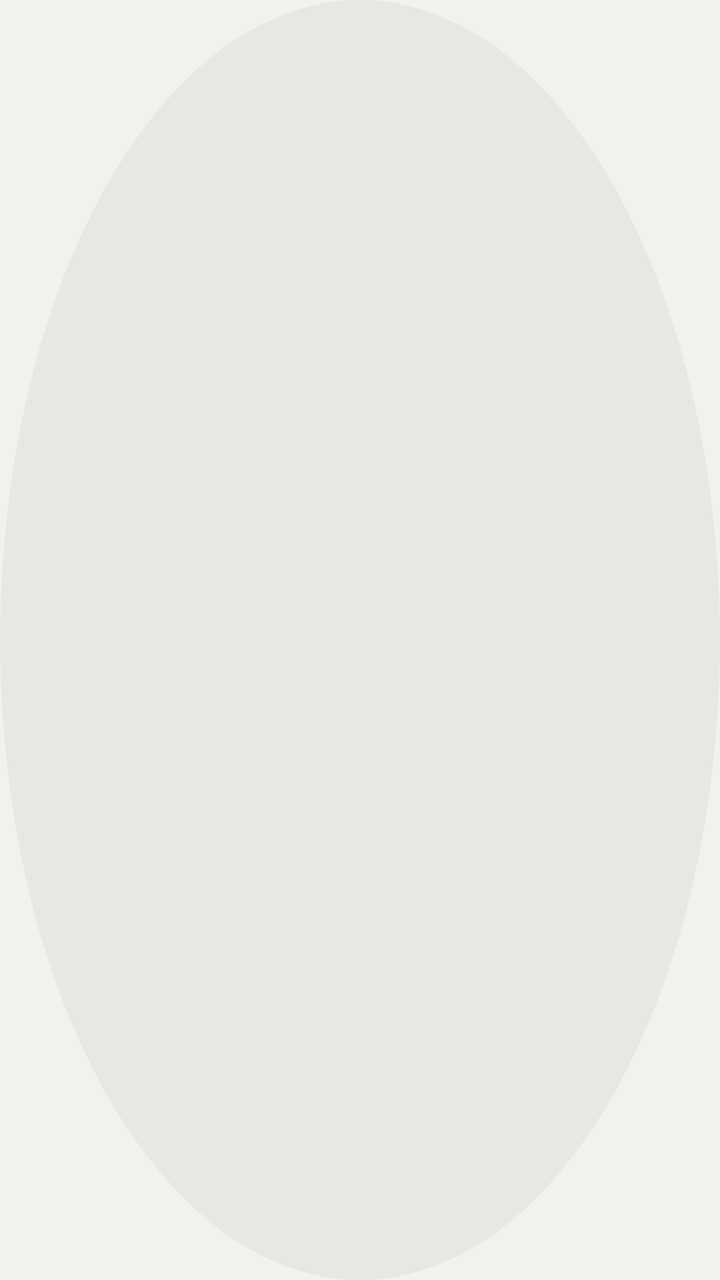
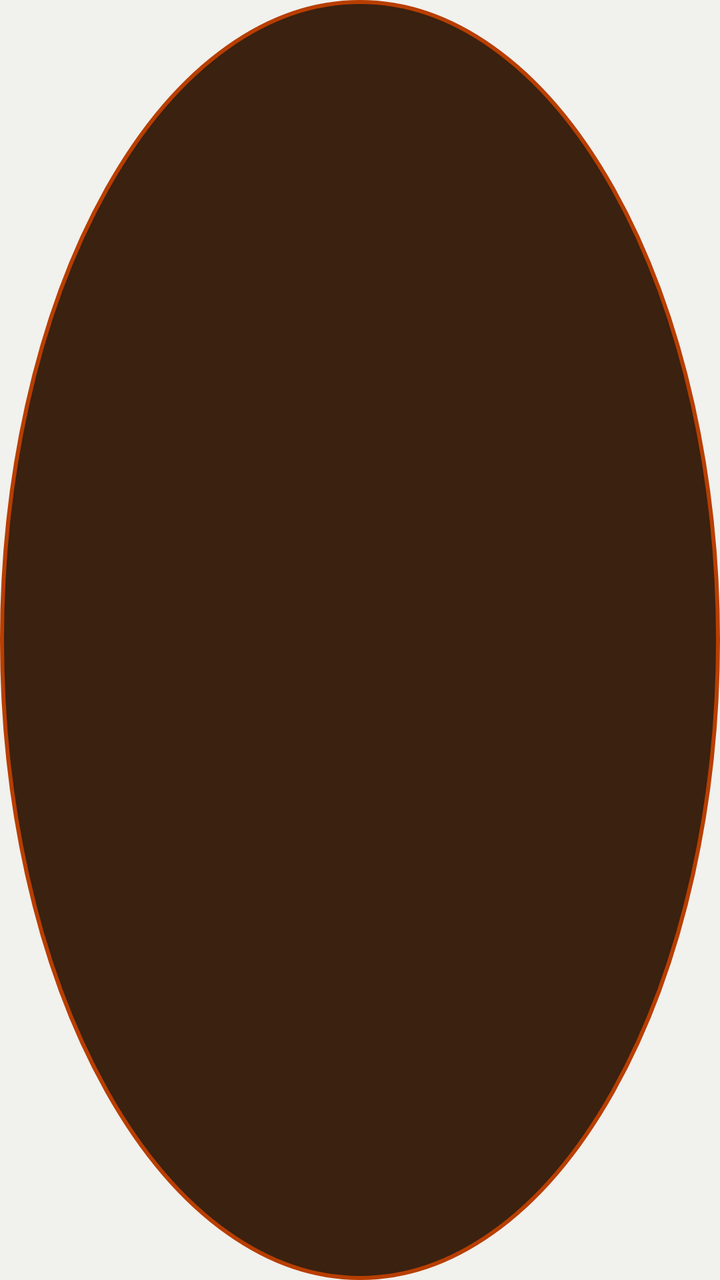

The first picture is an Android layout as it rendered before a commit; the second is the same layout after the commit. The layout source and the unified diff follow.
<!-- AndroidManifest.xml: application theme Theme.GymProFit -->
<!-- res/layout/view_avatar.xml -->
<?xml version="1.0" encoding="utf-8"?>
<FrameLayout xmlns:android="http://schemas.android.com/apk/res/android"
    xmlns:app="http://schemas.android.com/apk/res-auto"
    android:layout_width="48dp"
    android:layout_height="48dp"
    android:background="@drawable/bg_circulo_superficie"
    android:clickable="true"
    android:focusable="true">

    <TextView
        android:id="@+id/tvInicial"
        android:layout_width="match_parent"
        android:layout_height="match_parent"
        android:gravity="center"
        android:importantForAccessibility="no"
        android:textAppearance="@style/TextAppearance.GymProFit.Display"
        android:textSize="@dimen/text_title" />

    <com.google.android.material.imageview.ShapeableImageView
        android:id="@+id/ivFoto"
        android:layout_width="match_parent"
        android:layout_height="match_parent"
        android:scaleType="centerCrop"
        android:visibility="gone"
        android:importantForAccessibility="no"
        app:shapeAppearanceOverlay="@style/ShapeAppearance.GymProFit.Circulo" />
</FrameLayout>
<!-- resources referenced by this layout -->
<resources>
  <dimen name="text_title">19sp</dimen>
  <!-- drawable bg_circulo_superficie (drawable) -->
  <?xml version="1.0" encoding="utf-8"?>
  <ripple xmlns:android="http://schemas.android.com/apk/res/android"
      android:color="?attr/colorControlHighlight">
      <item>
          <shape android:shape="oval">
              <solid android:color="?attr/colorSurfaceVariant" />
          </shape>
      </item>
  </ripple>
  <style name="TextAppearance.GymProFit.Display" parent="TextAppearance.Material3.HeadlineLarge">
          <item name="fontFamily">@font/barlow_condensed</item>
          <item name="android:textFontWeight" tools:targetApi="28">700</item>
          <item name="android:textSize">@dimen/text_display_large</item>
          <item name="android:letterSpacing">0.01</item>
          <item name="android:textColor">?attr/colorOnSurface</item>
      </style>
  <style name="Theme.GymProFit" parent="Theme.Material3.DayNight.NoActionBar">
          
          <item name="colorPrimary">@color/gp_primary</item>
          <item name="colorOnPrimary">@color/gp_on_primary</item>
          <item name="colorPrimaryContainer">@color/gp_primary_container</item>
          <item name="colorOnPrimaryContainer">@color/gp_on_primary_container</item>
          <item name="colorSecondary">@color/gp_gold</item>
          
          <item name="colorOnSecondaryContainer">@color/gp_on_secondary_container</item>
          
          <item name="materialCalendarTheme">@style/ThemeOverlay.GymProFit.Calendario</item>
          <item name="colorSurface">@color/gp_surface</item>
          <item name="colorOnSurface">@color/gp_on_surface</item>
          <item name="colorSurfaceVariant">@color/gp_surface_2</item>
          <item name="colorOnSurfaceVariant">@color/gp_text_secondary</item>
          <item name="colorOutline">@color/gp_stroke</item>
          <item name="colorOutlineVariant">@color/gp_divider</item>
          <item name="colorError">@color/gp_error</item>
          <item name="android:colorBackground">@color/gp_background</item>
          <item name="android:windowBackground">@color/gp_background</item>
          <item name="android:textColorPrimary">@color/gp_on_surface</item>
          <item name="android:textColorSecondary">@color/gp_text_secondary</item>
  
          
          <item name="android:statusBarColor">@color/gp_background</item>
          <item name="android:navigationBarColor">@color/gp_background</item>
          <item name="android:windowLightStatusBar">@bool/gp_iconos_barra_oscuros</item>
  
          
          <item name="android:windowAnimationStyle">@style/GymProFit.WindowAnimation</item>
  
          
          <item name="materialCardViewStyle">@style/Widget.GymProFit.Card</item>
          <item name="materialButtonStyle">@style/Widget.GymProFit.Button</item>
          <item name="chipStyle">@style/Widget.GymProFit.Chip</item>
          <item name="bottomNavigationStyle">@style/Widget.GymProFit.BottomNavigationView</item>
          <item name="floatingActionButtonStyle">@style/Widget.GymProFit.Fab</item>
          <item name="materialAlertDialogTheme">@style/ThemeOverlay.GymProFit.Dialog</item>
          <item name="popupMenuStyle">@style/Widget.GymProFit.PopupMenu</item>
          <item name="android:popupMenuStyle">@style/Widget.GymProFit.PopupMenu</item>
          <item name="snackbarStyle">@style/Widget.GymProFit.Snackbar</item>
  
          
          <item name="spinnerStyle">@style/Widget.GymProFit.Spinner</item>
          <item name="android:spinnerStyle">@style/Widget.GymProFit.Spinner</item>
          <item name="searchViewStyle">@style/Widget.GymProFit.SearchView</item>
  
          
          <item name="android:textAppearanceSmall">@style/TextAppearance.GymProFit.Texto</item>
          
          <item name="android:spinnerItemStyle">@style/Widget.GymProFit.SpinnerItem</item>
          <item name="android:spinnerDropDownItemStyle">@style/Widget.GymProFit.SpinnerDropDownItem</item>
          <item name="textAppearanceDisplayLarge">@style/Font.GymProFit.DisplayLarge</item>
          <item name="textAppearanceDisplayMedium">@style/Font.GymProFit.DisplayMedium</item>
          <item name="textAppearanceDisplaySmall">@style/Font.GymProFit.DisplaySmall</item>
          <item name="textAppearanceHeadlineLarge">@style/Font.GymProFit.HeadlineLarge</item>
          <item name="textAppearanceHeadlineMedium">@style/Font.GymProFit.HeadlineMedium</item>
          <item name="textAppearanceHeadlineSmall">@style/Font.GymProFit.HeadlineSmall</item>
          <item name="textAppearanceTitleLarge">@style/Font.GymProFit.TitleLarge</item>
          <item name="textAppearanceTitleMedium">@style/Font.GymProFit.TitleMedium</item>
          <item name="textAppearanceTitleSmall">@style/Font.GymProFit.TitleSmall</item>
          <item name="textAppearanceBodyLarge">@style/Font.GymProFit.BodyLarge</item>
          <item name="textAppearanceBodyMedium">@style/Font.GymProFit.BodyMedium</item>
          <item name="textAppearanceBodySmall">@style/Font.GymProFit.BodySmall</item>
          <item name="textAppearanceLabelLarge">@style/Font.GymProFit.LabelLarge</item>
          <item name="textAppearanceLabelMedium">@style/Font.GymProFit.LabelMedium</item>
          <item name="textAppearanceLabelSmall">@style/Font.GymProFit.LabelSmall</item>
      </style>
  <dimen name="text_display_large">30sp</dimen>
  <style name="Widget.GymProFit.Card" parent="Widget.Material3.CardView.Elevated">
          <item name="cardBackgroundColor">?attr/colorSurface</item>
          <item name="cardCornerRadius">18dp</item>
          <item name="cardElevation">1dp</item>
          <item name="strokeColor">@color/gp_stroke</item>
          <item name="strokeWidth">1dp</item>
          <item name="rippleColor">@color/gp_primary_container</item>
      </style>
  <style name="Widget.GymProFit.Button" parent="Widget.Material3.Button">
          <item name="cornerRadius">14dp</item>
          <item name="android:minHeight">52dp</item>
          <item name="android:textSize">@dimen/text_body</item>
          <item name="android:textStyle">bold</item>
          <item name="android:letterSpacing">0.01</item>
          <item name="android:textAllCaps">false</item>
      </style>
  <style name="Widget.GymProFit.Chip" parent="Widget.Material3.Chip.Filter">
          <item name="chipBackgroundColor">@color/chip_background_selector</item>
          <item name="android:textColor">@color/chip_text_selector</item>
          <item name="chipStrokeColor">@color/gp_stroke</item>
          <item name="chipStrokeWidth">1dp</item>
          <item name="chipCornerRadius">12dp</item>
          <item name="checkedIconTint">?attr/colorPrimary</item>
          <item name="checkedIcon">@drawable/ic_ms_check</item>
      </style>
  <dimen name="text_body">15sp</dimen>
  <dimen name="text_headline">22sp</dimen>
  <dimen name="text_subtitle">17sp</dimen>
  <!-- unchanged entries left out for length: 56 -->
</resources>

<!-- the commit's change to res/layout/view_avatar.xml (unified diff, before → after) -->
@@ -1,9 +1,9 @@
 <?xml version="1.0" encoding="utf-8"?>
 <FrameLayout xmlns:android="http://schemas.android.com/apk/res/android"
     xmlns:app="http://schemas.android.com/apk/res-auto"
-    android:layout_width="48dp"
-    android:layout_height="48dp"
-    android:background="@drawable/bg_circulo_superficie"
+    android:layout_width="@dimen/avatar_cabecera"
+    android:layout_height="@dimen/avatar_cabecera"
+    android:background="@drawable/bg_avatar_cabecera"
     android:clickable="true"
     android:focusable="true">
 
@@ -13,13 +13,13 @@
         android:layout_height="match_parent"
         android:gravity="center"
         android:importantForAccessibility="no"
-        android:textAppearance="@style/TextAppearance.GymProFit.Display"
-        android:textSize="@dimen/text_title" />
+        android:textAppearance="@style/TextAppearance.GymProFit.Avatar" />
 
     <com.google.android.material.imageview.ShapeableImageView
         android:id="@+id/ivFoto"
         android:layout_width="match_parent"
         android:layout_height="match_parent"
+        android:layout_margin="@dimen/avatar_cabecera_borde"
         android:scaleType="centerCrop"
         android:visibility="gone"
         android:importantForAccessibility="no"
<!-- resource entries referenced after the edit -->
@@ -1,23 +1,18 @@
 <!-- resources referenced by this layout -->
 <resources>
-  <dimen name="text_title">19sp</dimen>
-  <!-- drawable bg_circulo_superficie (drawable) -->
+  <dimen name="avatar_cabecera">48dp</dimen>
+  <dimen name="avatar_cabecera_borde">2dp</dimen>
+  <!-- drawable bg_avatar_cabecera (drawable) -->
   <?xml version="1.0" encoding="utf-8"?>
-  <ripple xmlns:android="http://schemas.android.com/apk/res/android"
-      android:color="?attr/colorControlHighlight">
-      <item>
-          <shape android:shape="oval">
-              <solid android:color="?attr/colorSurfaceVariant" />
-          </shape>
-      </item>
-  </ripple>
-  <style name="TextAppearance.GymProFit.Display" parent="TextAppearance.Material3.HeadlineLarge">
-          <item name="fontFamily">@font/barlow_condensed</item>
-          <item name="android:textFontWeight" tools:targetApi="28">700</item>
-          <item name="android:textSize">@dimen/text_display_large</item>
-          <item name="android:letterSpacing">0.01</item>
-          <item name="android:textColor">?attr/colorOnSurface</item>
+  <shape xmlns:android="http://schemas.android.com/apk/res/android"
+      android:shape="oval">
+      <solid android:color="@color/gp_hero" />
+      <stroke android:width="@dimen/avatar_cabecera_borde" android:color="?attr/colorPrimary" />
+  </shape>
+  <style name="TextAppearance.GymProFit.Avatar" parent="TextAppearance.GymProFit.Headline">
+          <item name="android:textColor">@color/gp_on_hero</item>
       </style>
+  <dimen name="text_title">20sp</dimen>
   <style name="Theme.GymProFit" parent="Theme.Material3.DayNight.NoActionBar">
           
           <item name="colorPrimary">@color/gp_primary</item>
@@ -45,6 +40,9 @@
           <item name="android:statusBarColor">@color/gp_background</item>
           <item name="android:navigationBarColor">@color/gp_background</item>
           <item name="android:windowLightStatusBar">@bool/gp_iconos_barra_oscuros</item>
+  
+          
+          <item name="android:windowActivityTransitions">true</item>
   
           
           <item name="android:windowAnimationStyle">@style/GymProFit.WindowAnimation</item>
@@ -86,17 +84,26 @@
           <item name="textAppearanceLabelMedium">@style/Font.GymProFit.LabelMedium</item>
           <item name="textAppearanceLabelSmall">@style/Font.GymProFit.LabelSmall</item>
       </style>
-  <dimen name="text_display_large">30sp</dimen>
+  <color name="gp_hero">#3A2110</color>
+  <style name="TextAppearance.GymProFit.Headline" parent="TextAppearance.Material3.TitleLarge">
+          <item name="fontFamily">@font/barlow_condensed</item>
+          <item name="android:textFontWeight" tools:targetApi="28">600</item>
+          <item name="android:textSize">@dimen/text_headline</item>
+          <item name="android:letterSpacing">0.01</item>
+          <item name="android:textColor">?attr/colorOnSurface</item>
+      </style>
+  <color name="gp_on_hero">#FFF4E8</color>
+  <dimen name="text_display_large">34sp</dimen>
   <style name="Widget.GymProFit.Card" parent="Widget.Material3.CardView.Elevated">
           <item name="cardBackgroundColor">?attr/colorSurface</item>
-          <item name="cardCornerRadius">18dp</item>
-          <item name="cardElevation">1dp</item>
-          <item name="strokeColor">@color/gp_stroke</item>
-          <item name="strokeWidth">1dp</item>
+          <item name="cardCornerRadius">@dimen/radio_tarjeta</item>
+          <item name="cardElevation">0dp</item>
+          <item name="strokeColor">?attr/colorOutlineVariant</item>
+          <item name="strokeWidth">@dimen/tarjeta_borde</item>
           <item name="rippleColor">@color/gp_primary_container</item>
       </style>
   <style name="Widget.GymProFit.Button" parent="Widget.Material3.Button">
-          <item name="cornerRadius">14dp</item>
+          <item name="shapeAppearanceOverlay">@style/ShapeAppearance.GymProFit.Circulo</item>
           <item name="android:minHeight">52dp</item>
           <item name="android:textSize">@dimen/text_body</item>
           <item name="android:textStyle">bold</item>
@@ -108,13 +115,16 @@
           <item name="android:textColor">@color/chip_text_selector</item>
           <item name="chipStrokeColor">@color/gp_stroke</item>
           <item name="chipStrokeWidth">1dp</item>
-          <item name="chipCornerRadius">12dp</item>
+          <item name="chipCornerRadius">@dimen/radio_chip</item>
           <item name="checkedIconTint">?attr/colorPrimary</item>
           <item name="checkedIcon">@drawable/ic_ms_check</item>
       </style>
-  <dimen name="text_body">15sp</dimen>
-  <dimen name="text_headline">22sp</dimen>
-  <dimen name="text_subtitle">17sp</dimen>
+  <dimen name="text_body">16sp</dimen>
+  <dimen name="radio_chip">12dp</dimen>
+  <dimen name="text_headline">20sp</dimen>
+  <dimen name="radio_tarjeta">24dp</dimen>
+  <dimen name="tarjeta_borde">1dp</dimen>
+  <dimen name="text_subtitle">16sp</dimen>
   <!-- unchanged entries left out for length: 56 -->
 </resources>
 
